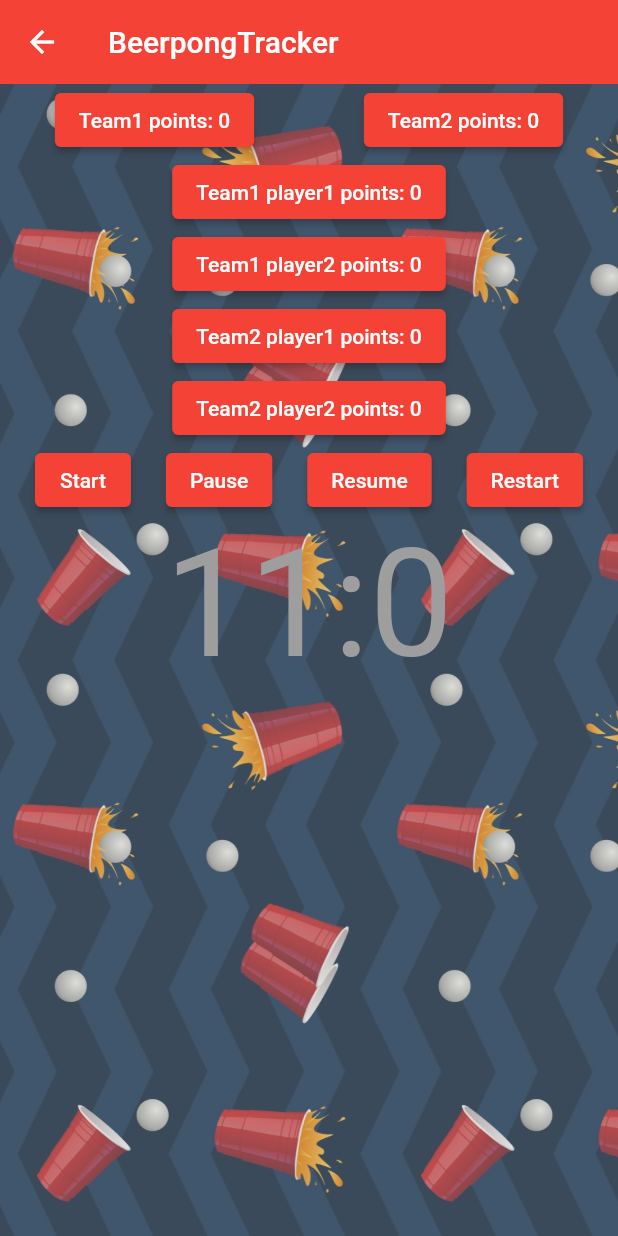
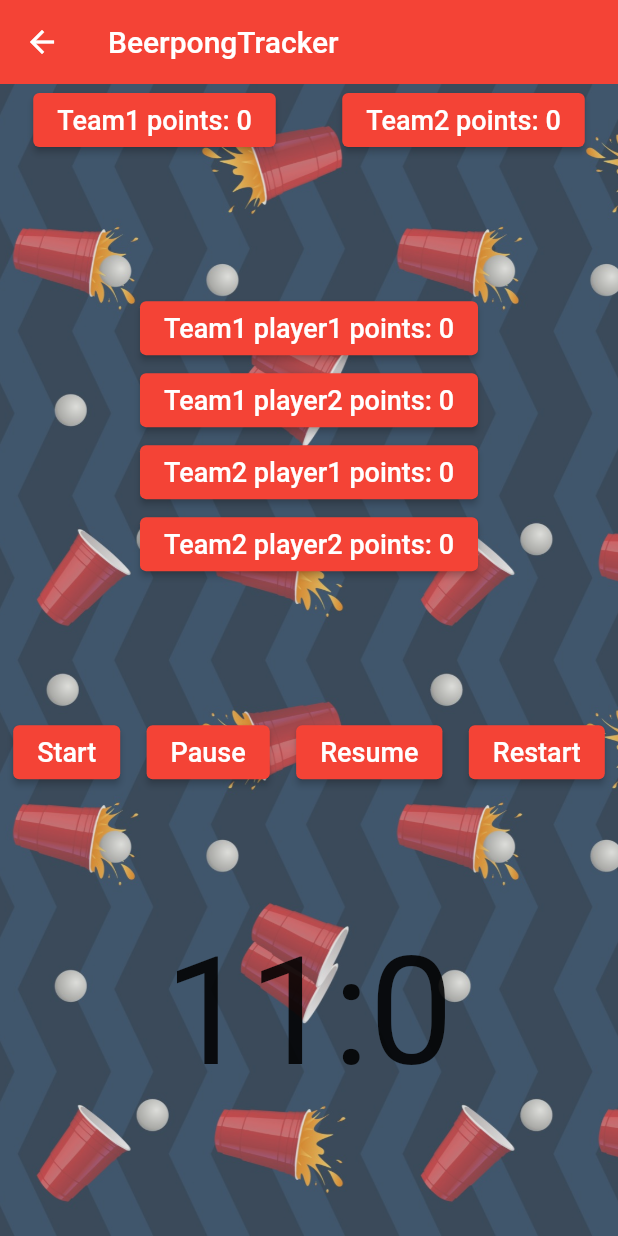
Before and after one commit to tamasb99/BPTracker, a Flutter app: the MatchScreen screen opened directly, on a phone screen of 412 x 824 dp. Run offline on Flutter 3.47's test engine with Material 2 defaults, Android fonts, the phone set to English and light mode, and no system bars; drawn by our look-alikes of timer_count_down; our stand-ins replace circular_countdown_timer, shared_preferences, sqflite, toast; accounts and stored records are empty.

Commit message:
minor fixes on UI

```diff
--- a/lib/Buttons/buttons.dart
+++ b/lib/Buttons/buttons.dart
@@ -11,7 +11,7 @@ class ButtonGoBack extends StatelessWidget{
   {
     return ElevatedButton(onPressed: () => Navigator.push(
         context, MaterialPageRoute(builder: (context) => MyApp())),
-        child: Text('Go back')
+        child: Text('Go back',style: TextStyle(color: Colors.white, fontSize: 18),)
     );
   }
 }
@@ -22,7 +22,7 @@ class ButtonGoHome extends StatelessWidget{
   {
     return ElevatedButton(onPressed: () => Navigator.push(
         context, MaterialPageRoute(builder: (context) => IndexScreen())),
-        child: Text('Go HomePage')
+        child: Text('Go HomePage',style: TextStyle(color: Colors.white, fontSize: 18),)
     );
   }
 }
--- a/lib/Screens/homescreen.dart
+++ b/lib/Screens/homescreen.dart
@@ -98,7 +98,7 @@ class _IndexScreenState extends State<IndexScreen> {
                    onPressed: () =>{ Navigator.push(
                     context, MaterialPageRoute(builder: (context) => Tournamentdetail()))
                    },
-                     child:  Text('${tournaments[index].name}'),
+                     child:  Text('${tournaments[index].name}',style: TextStyle(color: Colors.white, fontSize: 18),),
                 ),
                 );
                 },
--- a/lib/Screens/matchscreen.dart
+++ b/lib/Screens/matchscreen.dart
@@ -1,6 +1,7 @@
 import 'dart:core';
 import 'dart:core';
 
+import 'package:bptracker_sqlite/Screens/winnerscreen.dart';
 import 'package:circular_countdown_timer/circular_countdown_timer.dart';
 import 'package:flutter/cupertino.dart';
 import 'package:flutter/gestures.dart';
@@ -13,6 +14,7 @@ import '../Buttons/buttons.dart';
 //import 'package:countdown_flutter/countdown_flutter.dart';
 import 'package:timer_count_down/timer_count_down.dart';
 import 'package:timer_count_down/timer_controller.dart';
+
 
 class MatchScreen extends StatefulWidget {
   @override
@@ -60,8 +62,12 @@ class _MatchScreenState extends State<MatchScreen> {
    }
 
    void checkwinner(){
-     if (point1==10 || point2==10 ) { }
+     if (point1>10 || point2>10 ) {Navigator.push(
+       context,
+       MaterialPageRoute(builder: (context) => WinnerScreen()),
+     );}
    }
+
 
    @override
   Widget build(BuildContext context) {
@@ -78,83 +84,72 @@ class _MatchScreenState extends State<MatchScreen> {
       opacity: 0.7,
       fit: BoxFit.cover)),
         child: Column(
-     children:[
-         // SizedBox(height: 25.0),
-         // Text(
-         //   'Name of the match',
-          //  style: TextStyle(height: null, fontSize: 30),
-     //     ),
-     /* ElevatedButton(
-      child: new Text('Attention'),
-    //  color: pressAttention ? Colors.grey : Colors.blue,
-      onPressed: () => setState(() => pressAttention = !pressAttention),
-    ),
+          mainAxisAlignment: MainAxisAlignment.spaceBetween,
 
-          CountdownFormatted(
-            duration: Duration(minutes: 12),
-            builder: (BuildContext ctx, String remaining) {
-              return Text(remaining,style: TextStyle(height: 5, fontSize: 30)); // 00:12:00
-            },
-          ),*/
-
+          children:[
          Row(
              mainAxisAlignment: MainAxisAlignment.spaceAround,
          children:[
-           ElevatedButton(onPressed: ()=>{},
-             child: new Text("Team1 points: $point1")
+           ElevatedButton(onPressed: ()=>{    checkwinner()},
+             child: new Text("Team1 points: $point1",style: TextStyle(color: Colors.white, fontSize: 18),)
          ),
-          ElevatedButton(onPressed: ()=>{},
-              child: new Text("Team2 points: $point2")
+          ElevatedButton(onPressed: ()=>{    checkwinner()},
+              child: new Text("Team2 points: $point2",style: TextStyle(color: Colors.white, fontSize: 18),)
           ),
           ]
          ),
-          ElevatedButton(onPressed: ()=>{
+          Column(
+            mainAxisAlignment: MainAxisAlignment.spaceBetween,
+            children:[
+            ElevatedButton(onPressed: ()=>{
             incrementCounter3()
           },
-              child: new Text("Team1 player1 points: $pl1_1")
+              child: new Text("Team1 player1 points: $pl1_1",style: TextStyle(color: Colors.white, fontSize: 18))
           ),
           ElevatedButton(onPressed: ()=>{
             incrementCounter4()
           },
-              child: new Text("Team1 player2 points: $pl1_2")
+              child: new Text("Team1 player2 points: $pl1_2",style: TextStyle(color: Colors.white, fontSize: 18))
           ),
           ElevatedButton(onPressed: ()=>{
             incrementCounter5()
           },
-              child: new Text("Team2 player1 points: $pl2_1")
+              child: new Text("Team2 player1 points: $pl2_1",style: TextStyle(color: Colors.white, fontSize: 18))
           ),
           ElevatedButton(onPressed: ()=>{
             incrementCounter6()
           },
-              child: new Text("Team2 player2 points: $pl2_2")
+              child: new Text("Team2 player2 points: $pl2_2",style: TextStyle(color: Colors.white, fontSize: 18))
+          ),
+      ]
           ),
       Row(
-        mainAxisAlignment: MainAxisAlignment.spaceEvenly,
+        mainAxisAlignment: MainAxisAlignment.spaceAround,
         children: <Widget>[
           // Start
           ElevatedButton(
-            child: Text('Start'),
+            child: Text('Start',style: TextStyle(color: Colors.white, fontSize: 18),),
             onPressed: () {
               _controller.start();
             },
           ),
           // Pause
           ElevatedButton(
-            child: Text('Pause'),
+            child: Text('Pause',style: TextStyle(color: Colors.white, fontSize: 18),),
             onPressed: () {
               _controller.pause();
             },
           ),
           // Resume
           ElevatedButton(
-            child: Text('Resume'),
+            child: Text('Resume',style: TextStyle(color: Colors.white, fontSize: 18),),
             onPressed: () {
               _controller.resume();
             },
           ),
           // Stop
           ElevatedButton(
-            child: Text('Restart'),
+            child: Text('Restart',style: TextStyle(color: Colors.white, fontSize: 18),),
             onPressed: () {
               _controller.restart();
             },
@@ -168,7 +163,7 @@ class _MatchScreenState extends State<MatchScreen> {
               '${((time/60)-1).round()}:${(time%60).round()}',
               style: TextStyle(
                 fontSize: 100,
-                color: Colors.grey
+                //color: Colors.grey
               ),
             ),
             interval: Duration(milliseconds: 100),
--- a/lib/Screens/tournamentdetailsscreen.dart
+++ b/lib/Screens/tournamentdetailsscreen.dart
@@ -194,7 +194,7 @@ class _TournamentdetailScreenState extends State<Tournamentdetail> {
                   onPressed: () =>{ Navigator.push(
                       context, MaterialPageRoute(builder: (context) => MatchScreen()))
                   },
-                  child:  Text('${matches[index].team1} - ${matches[index].team2}'),
+                  child:  Text('${matches[index].team1} - ${matches[index].team2}',style: TextStyle(color: Colors.white, fontSize: 18),),
                 ),
                 );
               },
--- a/lib/main.dart
+++ b/lib/main.dart
@@ -13,6 +13,7 @@ void main() async {
 
 class MyApp extends StatelessWidget {
   static final String title = 'BeerpongTracker';
+
 
   @override
   Widget build(BuildContext context) => MaterialApp(
--- a/pubspec.yaml
+++ b/pubspec.yaml
@@ -41,7 +41,6 @@ dependencies:
   shared_preferences: ^0.5.10
   url_launcher: ^5.4.2
   flutter_countdown_timer: ^4.1.0
-  countdown_flutter: ^0.1.2
   circular_countdown_timer: ^0.2.0
   stop_watch_timer: ^1.3.1
   timer_count_down: ^2.2.1
@@ -56,7 +55,6 @@ dev_dependencies:
   # package. See that file for information about deactivating specific lint
   # rules and activating additional ones.
   flutter_lints: ^1.0.0
-
 # For information on the generic Dart part of this file, see the
 # following page: https://dart.dev/tools/pub/pubspec
 
```
Also changed, not shown: lib/Screens/loginscreen.dart (+5 -5 lines), lib/Screens/winnerscreen.dart (added, +46 -0 lines), pubspec.lock, 1 other file.
